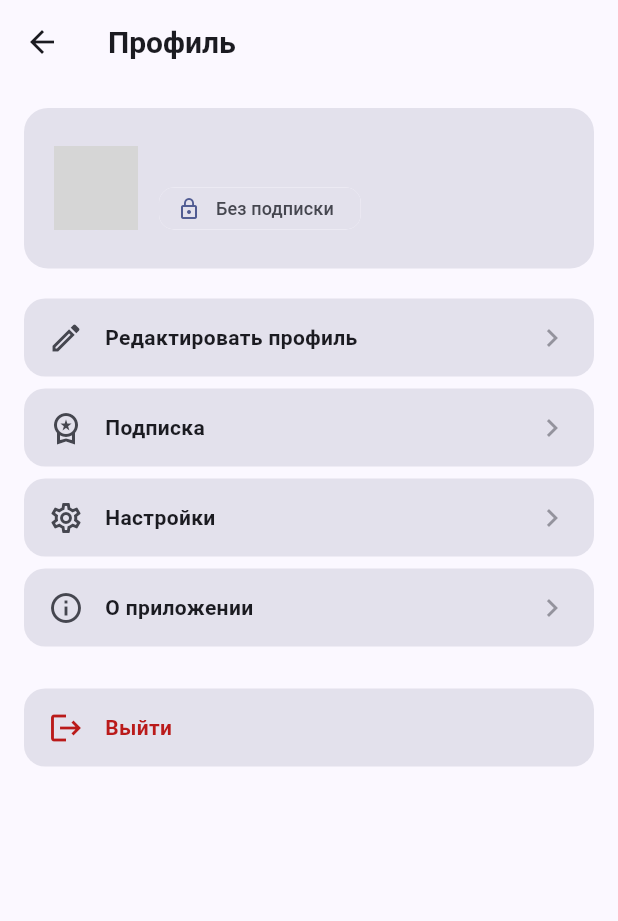
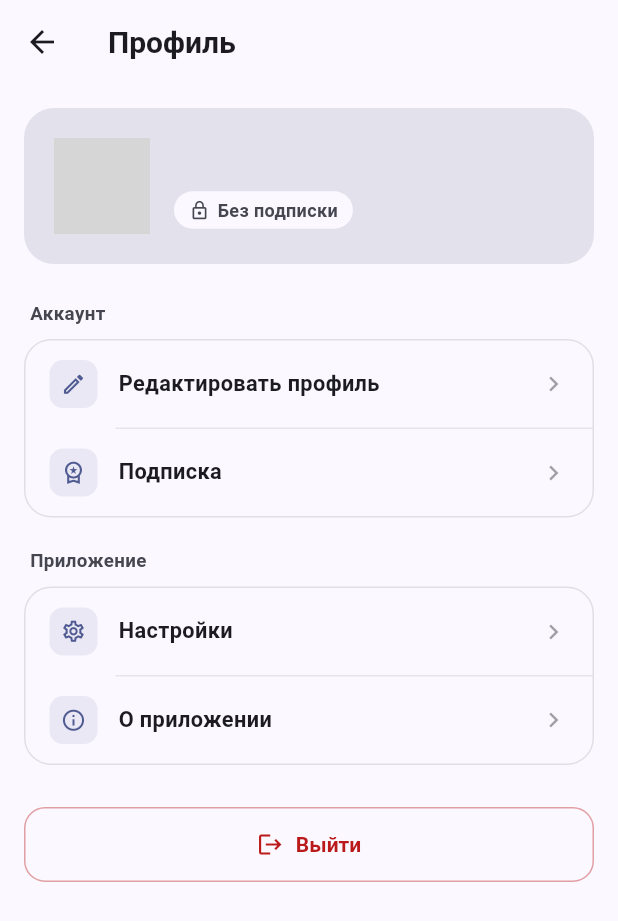
Before and after one commit to Nurmukhammed0/shanyraq, a Flutter app: the _ProfileView screen opened directly, on a phone screen of 412 x 824 dp. Shown: the top 921 px of the screen. Run offline on Flutter 3.47's test engine with Material 3 defaults, Android fonts, the phone set to English and light mode, and no system bars; our stand-ins replace flutter_map, geolocator, image_picker, latlong2, shared_preferences, supabase_flutter; accounts and stored records are empty; network calls fail; grey boxes are pictures that could not be loaded.

Commit message:
Редизайн вкладки «Профиль» — сгруппированный список вместо плоских плашек
Раньше все пункты были одинаковыми плашками подряд — по ощущениям
по-детски. Теперь: карточка пользователя со статусом подписки в виде
пилюли, пункты меню сгруппированы по разделам (Аккаунт / Приложение)
внутри общей карточки с разделителями, иконки в цветных бейджах,
выход — отдельная кнопка снизу.

```diff
--- a/lib/l10n/app_strings.dart
+++ b/lib/l10n/app_strings.dart
@@ -383,6 +383,16 @@ class AppStrings {
       AppLanguage.en: 'Signed in',
     },
     'profile_logout': {AppLanguage.ru: 'Выйти', AppLanguage.kz: 'Шығу', AppLanguage.en: 'Log out'},
+    'profile_group_account': {
+      AppLanguage.ru: 'Аккаунт',
+      AppLanguage.kz: 'Аккаунт',
+      AppLanguage.en: 'Account',
+    },
+    'profile_group_app': {
+      AppLanguage.ru: 'Приложение',
+      AppLanguage.kz: 'Қолданба',
+      AppLanguage.en: 'App',
+    },
 
     // Настройки
     'settings_title': {
--- a/lib/screens/root_shell.dart
+++ b/lib/screens/root_shell.dart
@@ -69,6 +69,7 @@ class _ProfileView extends StatelessWidget {
     final auth = context.watch<AuthService>();
     final profile = context.watch<ProfileService>();
     final colorScheme = Theme.of(context).colorScheme;
+    final subscribed = profile.isSubscribed;
 
     return Scaffold(
       appBar: AppBar(title: Text(context.tr('nav_profile'))),
@@ -79,20 +80,20 @@ class _ProfileView extends StatelessWidget {
             padding: const EdgeInsets.all(20),
             decoration: BoxDecoration(
               color: colorScheme.surfaceVariant,
-              borderRadius: BorderRadius.circular(16),
+              borderRadius: BorderRadius.circular(20),
             ),
             child: Row(
               children: [
                 CircleAvatar(
-                  radius: 28,
+                  radius: 32,
                   backgroundColor: colorScheme.primaryContainer,
                   backgroundImage:
                       profile.avatarUrl != null ? NetworkImage(profile.avatarUrl!) : null,
                   child: profile.avatarUrl == null
-                      ? Icon(Icons.person, color: colorScheme.onPrimaryContainer, size: 28)
+                      ? Icon(Icons.person, color: colorScheme.onPrimaryContainer, size: 30)
                       : null,
                 ),
-                const SizedBox(width: 14),
+                const SizedBox(width: 16),
                 Expanded(
                   child: Column(
                     crossAxisAlignment: CrossAxisAlignment.start,
@@ -101,21 +102,35 @@ class _ProfileView extends StatelessWidget {
                         profile.displayName?.isNotEmpty == true
                             ? profile.displayName!
                             : auth.currentUser?.email ?? context.tr('profile_signed_in_fallback'),
-                        style: const TextStyle(fontWeight: FontWeight.w600, fontSize: 15),
+                        style: const TextStyle(fontWeight: FontWeight.w700, fontSize: 17),
                         overflow: TextOverflow.ellipsis,
                       ),
-                      const SizedBox(height: 6),
-                      Chip(
-                        visualDensity: VisualDensity.compact,
-                        label: Text(
-                          profile.isSubscribed
+                      const SizedBox(height: 8),
+                      Container(
+                        padding: const EdgeInsets.symmetric(horizontal: 10, vertical: 4),
+                        decoration: BoxDecoration(
+                          color: subscribed
+                              ? const Color(0xFF22C55E).withOpacity(0.14)
+                              : colorScheme.surface,
+                          borderRadius: BorderRadius.circular(20),
+                        ),
+                        child: Row(
+                          mainAxisSize: MainAxisSize.min,
+                          children: [
+                            Icon(
+                              subscribed ? Icons.check_circle : Icons.lock_outline,
+                              size: 14,
+                              color: subscribed ? const Color(0xFF22C55E) : colorScheme.onSurfaceVariant,
+                            ),
+                            const SizedBox(width: 5),
+                            Text(
+                              subscribed
                                   ? context.tr('subscription_active_title')
                                   : context.tr('profile_no_subscription'),
-                          style: const TextStyle(fontSize: 12),
-                        ),
-                        avatar: Icon(
-                          profile.isSubscribed ? Icons.check_circle : Icons.lock_outline,
-                          size: 16,
+                              style: TextStyle(
+                                fontSize: 12,
+                                fontWeight: FontWeight.w600,
+                                color: subscribed ? const Color(0xFF22C55E) : colorScheme.onSurfaceVariant,
                               ),
                             ),
                           ],
@@ -124,22 +139,34 @@ class _ProfileView extends StatelessWidget {
                     ],
                   ),
                 ),
-          const SizedBox(height: 20),
-          _ProfileTile(
+              ],
+            ),
+          ),
+          const SizedBox(height: 24),
+          _GroupLabel(context.tr('profile_group_account')),
+          _GroupCard(children: [
+            _MenuRow(
               icon: Icons.edit_outlined,
               title: context.tr('edit_profile_title'),
               onTap: () => Navigator.of(context).push(
                 MaterialPageRoute(builder: (_) => const EditProfileScreen()),
               ),
             ),
-          _ProfileTile(
+            _MenuRow(
               icon: Icons.workspace_premium_outlined,
               title: context.tr('profile_subscription_tile'),
+              trailing: subscribed
+                  ? const Icon(Icons.check_circle, size: 18, color: Color(0xFF22C55E))
+                  : null,
               onTap: () => Navigator.of(context).push(
                 MaterialPageRoute(builder: (_) => const SubscriptionScreen()),
               ),
             ),
-          _ProfileTile(
+          ]),
+          const SizedBox(height: 20),
+          _GroupLabel(context.tr('profile_group_app')),
+          _GroupCard(children: [
+            _MenuRow(
               icon: Icons.settings_outlined,
               title: context.tr('profile_settings_tile'),
               onTap: () => Navigator.of(context).push(
@@ -147,26 +174,34 @@ class _ProfileView extends StatelessWidget {
               ),
             ),
             if (profile.isAdmin)
-            _ProfileTile(
+              _MenuRow(
                 icon: Icons.admin_panel_settings_outlined,
                 title: context.tr('profile_admin_tile'),
                 onTap: () => Navigator.of(context).push(
                   MaterialPageRoute(builder: (_) => const AdminScreen()),
                 ),
               ),
-          _ProfileTile(
+            _MenuRow(
               icon: Icons.info_outline,
               title: context.tr('about_title'),
               onTap: () => Navigator.of(context).push(
                 MaterialPageRoute(builder: (_) => const AboutScreen()),
               ),
             ),
-          const SizedBox(height: 20),
-          _ProfileTile(
-            icon: Icons.logout,
-            title: context.tr('profile_logout'),
-            color: colorScheme.error,
-            onTap: () => auth.signOut(),
+          ]),
+          const SizedBox(height: 28),
+          SizedBox(
+            width: double.infinity,
+            child: OutlinedButton.icon(
+              style: OutlinedButton.styleFrom(
+                foregroundColor: colorScheme.error,
+                side: BorderSide(color: colorScheme.error.withOpacity(0.4)),
+                minimumSize: const Size.fromHeight(50),
+              ),
+              icon: const Icon(Icons.logout, size: 18),
+              label: Text(context.tr('profile_logout')),
+              onPressed: () => auth.signOut(),
+            ),
           ),
         ],
       ),
@@ -174,47 +209,91 @@ class _ProfileView extends StatelessWidget {
   }
 }
 
-class _ProfileTile extends StatelessWidget {
+class _GroupLabel extends StatelessWidget {
+  final String text;
+  const _GroupLabel(this.text);
+
+  @override
+  Widget build(BuildContext context) {
+    return Padding(
+      padding: const EdgeInsets.only(left: 4, bottom: 8),
+      child: Text(
+        text,
+        style: TextStyle(
+          fontSize: 12.5,
+          fontWeight: FontWeight.w600,
+          color: Theme.of(context).colorScheme.onSurfaceVariant,
+        ),
+      ),
+    );
+  }
+}
+
+class _GroupCard extends StatelessWidget {
+  final List<Widget> children;
+  const _GroupCard({required this.children});
+
+  @override
+  Widget build(BuildContext context) {
+    final colorScheme = Theme.of(context).colorScheme;
+    return Container(
+      decoration: BoxDecoration(
+        color: colorScheme.surface,
+        borderRadius: BorderRadius.circular(18),
+        border: Border.all(color: colorScheme.outlineVariant.withOpacity(0.5)),
+      ),
+      clipBehavior: Clip.antiAlias,
+      child: Column(
+        children: [
+          for (var i = 0; i < children.length; i++) ...[
+            children[i],
+            if (i != children.length - 1)
+              Divider(height: 1, indent: 60, color: colorScheme.outlineVariant.withOpacity(0.4)),
+          ],
+        ],
+      ),
+    );
+  }
+}
+
+class _MenuRow extends StatelessWidget {
   final IconData icon;
   final String title;
   final VoidCallback onTap;
-  final Color? color;
+  final Widget? trailing;
 
-  const _ProfileTile({
+  const _MenuRow({
     required this.icon,
     required this.title,
     required this.onTap,
-    this.color,
+    this.trailing,
   });
 
   @override
   Widget build(BuildContext context) {
     final colorScheme = Theme.of(context).colorScheme;
-    return Padding(
-      padding: const EdgeInsets.only(bottom: 8),
-      child: Material(
-        color: colorScheme.surfaceVariant,
-        borderRadius: BorderRadius.circular(14),
-        child: InkWell(
-          borderRadius: BorderRadius.circular(14),
+    return InkWell(
       onTap: onTap,
       child: Padding(
-            padding: const EdgeInsets.symmetric(horizontal: 16, vertical: 14),
+        padding: const EdgeInsets.symmetric(horizontal: 16, vertical: 13),
         child: Row(
           children: [
-                Icon(icon, color: color ?? colorScheme.onSurfaceVariant),
+            Container(
+              width: 32,
+              height: 32,
+              decoration: BoxDecoration(
+                color: colorScheme.primary.withOpacity(0.1),
+                borderRadius: BorderRadius.circular(9),
+              ),
+              child: Icon(icon, size: 17, color: colorScheme.primary),
+            ),
             const SizedBox(width: 14),
             Expanded(
-                  child: Text(
-                    title,
-                    style: TextStyle(fontWeight: FontWeight.w600, color: color),
+              child: Text(title, style: const TextStyle(fontWeight: FontWeight.w600, fontSize: 14.5)),
             ),
-                ),
-                if (color == null)
-                  Icon(Icons.chevron_right, color: colorScheme.onSurfaceVariant.withOpacity(0.5)),
+            if (trailing != null) ...[trailing!, const SizedBox(width: 8)],
+            Icon(Icons.chevron_right, size: 20, color: colorScheme.onSurfaceVariant.withOpacity(0.5)),
           ],
-            ),
-          ),
         ),
       ),
     );
```
Lines whose indentation alone changed are shown as unchanged.
